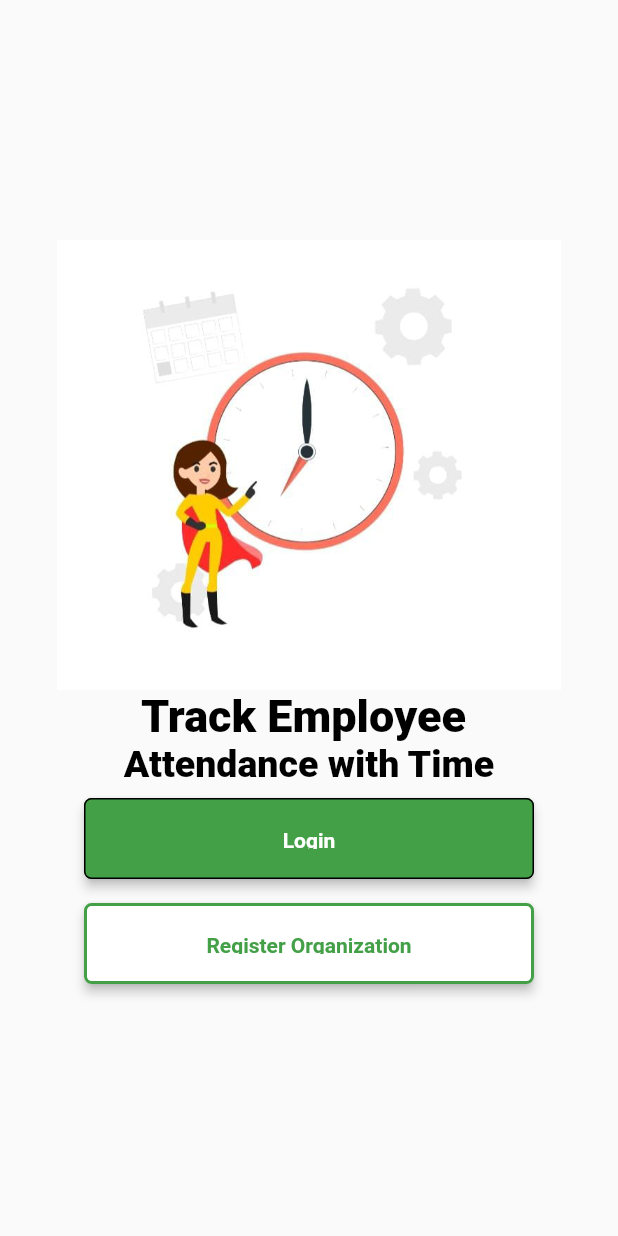
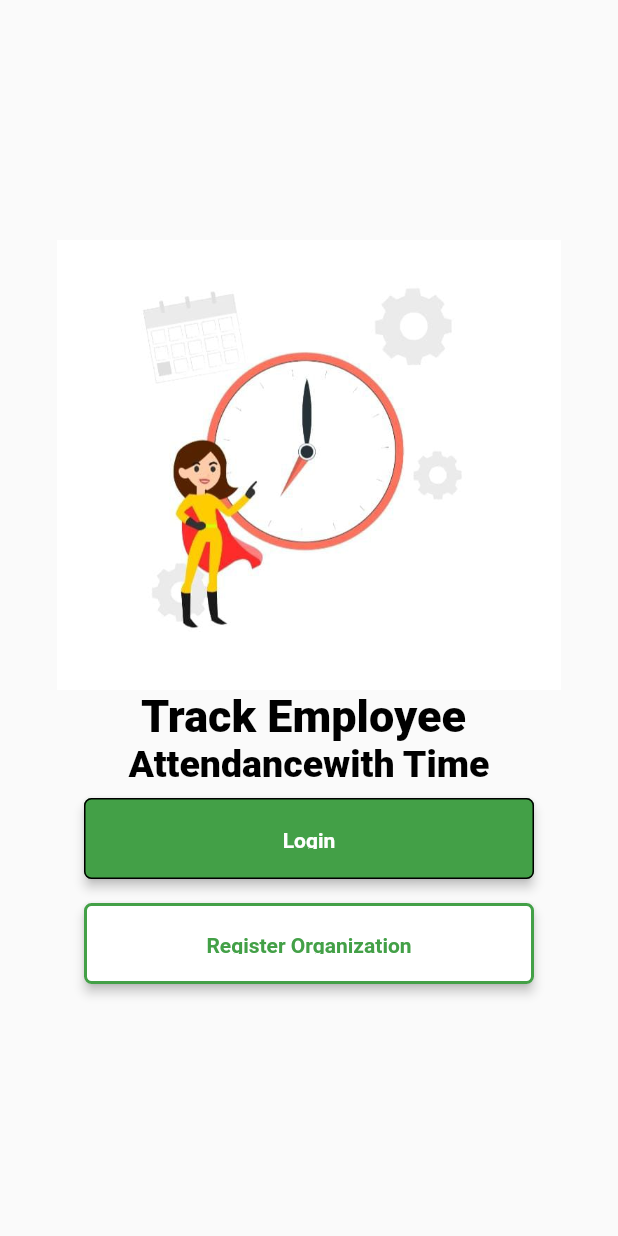
Before and after one commit to sonaligodiyal/sonalitest2, a Flutter app: the screen it shows after launch, on a phone screen of 412 x 824 dp. Run offline on Flutter 3.47's test engine with Material 2 defaults, Android fonts, the phone set to English and light mode, and no system bars; our stand-ins replace dio, get, image_picker.

Commit message:
remove space

```diff
--- a/lib/feature/dashboard/view/dashboardview.dart
+++ b/lib/feature/dashboard/view/dashboardview.dart
@@ -20,7 +20,7 @@ class Dashboard extends GetView<Dashboardcontroller> {
                 Row(
                   mainAxisAlignment: MainAxisAlignment.center,
                   children: [
-                    Text("Attendance with Time",style:TextStyle(fontWeight: FontWeight.w800,fontSize: 25,color: Colors.black),),
+                    Text("Attendancewith Time",style:TextStyle(fontWeight: FontWeight.w800,fontSize: 25,color: Colors.black),),
                   //  Text("Time",style: TextStyle(fontWeight: FontWeight.w800,fontSize: 25,color: Colors.white,backgroundColor: Colors.green),)
                   ],
                 ),
```
